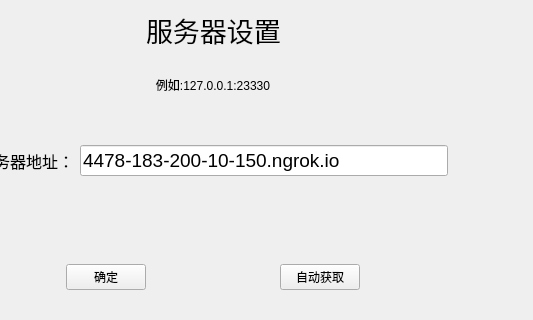
Before: the Qt Designer form log.ui in sihe-gg/qCloundDisk, drawn with Qt 5; both pictures show x 107 to 640 and y 115 to 435 of the 640 by 542 pixel window.
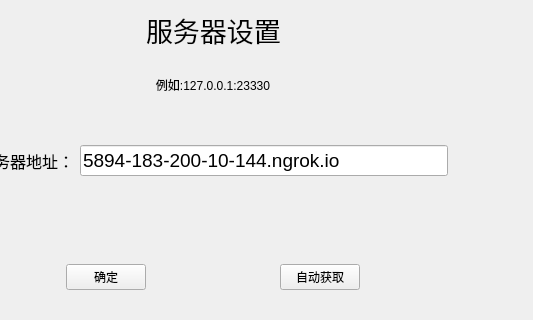
After: the same form once the commit is applied. The open tabs and pages were chosen to show the change. Icons and pictures are not drawn.

Patch:
```diff
--- a/log.ui
+++ b/log.ui
@@ -474,7 +474,7 @@
                        </font>
                       </property>
                       <property name="text">
-                       <string>4478-183-200-10-150.ngrok.io</string>
+                       <string>5894-183-200-10-144.ngrok.io</string>
                       </property>
                       <property name="maxLength">
                        <number>3000</number>
```
Left out of the diff: 2 changed lines with no effect on the pictures.
